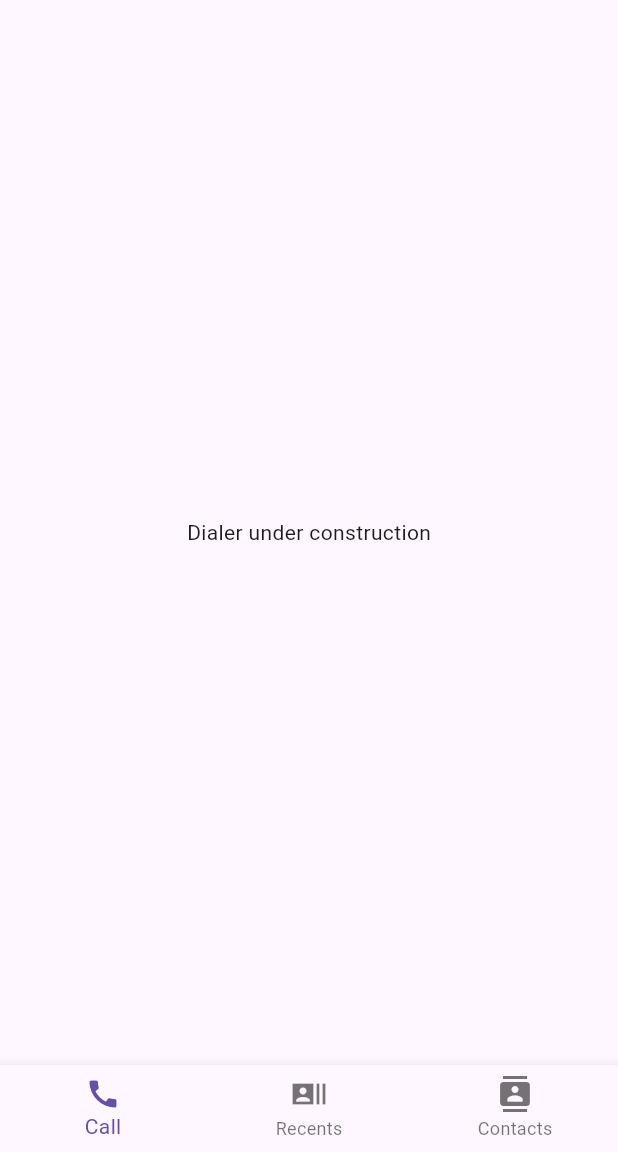
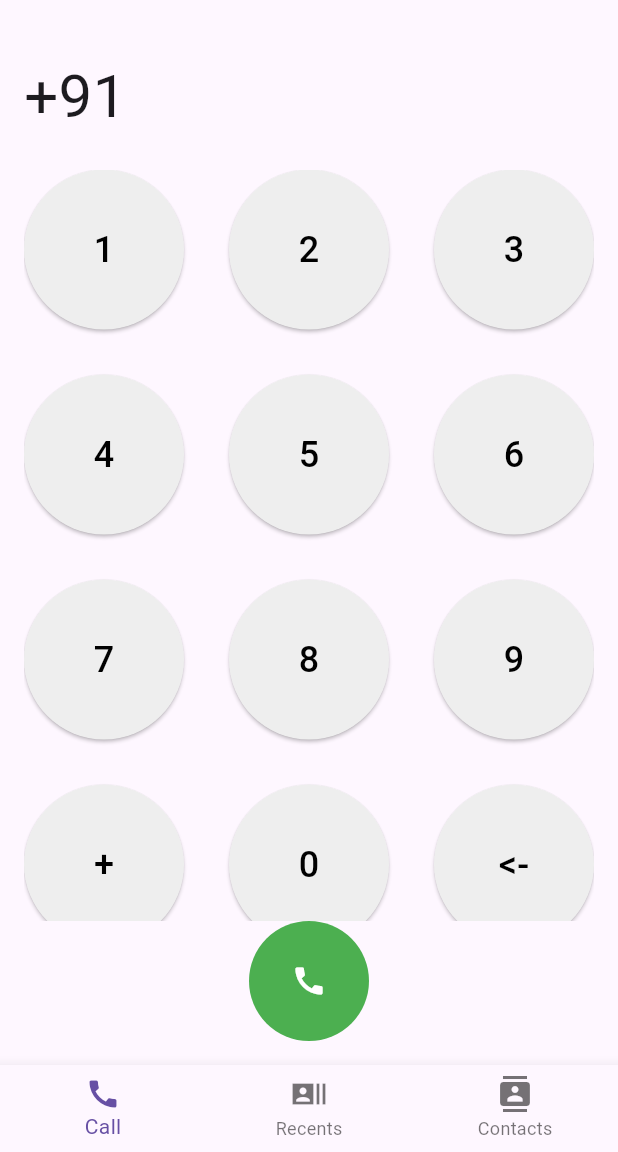
Before and after one commit to VARKOLU1729/voc_sdk, a Flutter app: the screen it shows after launch, on a phone screen of 412 x 824 dp, the part 84-1236 px from its top. Run offline on Flutter 3.47's test engine with Material 3 defaults, Android fonts, the light colour scheme and no system bars; our stand-ins replace permission_handler, stop_watch_timer.

Commit message:
dialler added

```diff
--- a/lib/Screens/call_screen.dart
+++ b/lib/Screens/call_screen.dart
@@ -63,7 +63,7 @@ class _CallScreenState extends State<CallScreen> {
     });
   }
 
-  void onLoudSpeaker() async
+  void toggleLoudSpeaker() async
   {
     await platform.invokeMethod('toggleLoudSpeaker', {'onLoud':onLoud});
     setState(() {
@@ -169,7 +169,7 @@ class _CallScreenState extends State<CallScreen> {
                     CircleAvatar(
                       radius: 30,
                       backgroundColor: Color.fromARGB(255, 26, 28, 33),
-                      child: IconButton(onPressed: onLoudSpeaker,
+                      child: IconButton(onPressed: toggleLoudSpeaker,
                           icon: Icon(onLoud ? Icons.volume_down_sharp :Icons.volume_up_outlined, color: Colors.white,size: 30,)
                       ),
                     ),
@@ -185,6 +185,7 @@ class _CallScreenState extends State<CallScreen> {
                     icon: Icon(Icons.call_end_outlined, color: Colors.black87, size: 40,), // Icon color
                     onPressed: () {
                       endCall();
+                      Navigator.pop(context);
                     },
                   ),
                 ),
--- a/lib/Screens/click_to_call.dart
+++ b/lib/Screens/click_to_call.dart
@@ -1,4 +1,5 @@
 import 'package:flutter/material.dart';
+import 'package:voc_sdk/Screens/call_screen.dart';
 
 class ClickToCall extends StatefulWidget {
   const ClickToCall({super.key});
@@ -8,10 +9,140 @@ class ClickToCall extends StatefulWidget {
 }
 
 class _ClickToCallState extends State<ClickToCall> {
+
+  String enteredContact = "";
+
+  void onButtonPressed(String char)
+  {
+    if(enteredContact.length<10) {
+      setState(() {
+        enteredContact += char;
+      });
+    }
+  }
+
+  void removeLastChar()
+  {
+    if(enteredContact.length>0) {
+      setState(() {
+        enteredContact = enteredContact.substring(0, enteredContact.length - 1);
+      });
+    }
+  }
+
+  void makeCall()
+  {
+    if(enteredContact.length==10) {
+      print("gng to call screen");
+      Navigator.of(context).push(MaterialPageRoute(
+          builder: (context) => CallScreen(contactNumber: "+91$enteredContact")));
+    }
+  }
+
+
   @override
   Widget build(BuildContext context) {
     return Scaffold(
-      body: Center(child: Text("Dialer under construction")),
+      body: Padding(
+        padding: const EdgeInsets.all(16.0),
+        child: Column(
+          mainAxisAlignment: MainAxisAlignment.center,
+          crossAxisAlignment: CrossAxisAlignment.start,
+          children: [
+            SizedBox(height: 20,),
+
+            Text("+91$enteredContact", style: TextStyle(fontSize: 40),),
+
+            SizedBox(height: 20,),
+
+            Expanded(
+              flex: 4,
+              child: GridView.builder(
+                itemCount: 12,
+                gridDelegate: SliverGridDelegateWithFixedCrossAxisCount(
+                  crossAxisCount: 3,
+                  mainAxisSpacing:30,
+                  crossAxisSpacing: 30,
+                ),
+                itemBuilder: (context, index) {
+                  if (index < 9) {
+                    return DialerButton(
+                      label: '${index + 1}',
+                      onPressed: () => onButtonPressed("${index + 1}"),
+                    );
+                  }
+
+                  // Special symbols in the last row: +, 0, *
+                  switch (index) {
+                    case 9:
+                      return DialerButton(
+                        label: '+',
+                        onPressed: () => onButtonPressed('+'),
+                      );
+                    case 10:
+                      return DialerButton(
+                        label: '0',
+                        onPressed: () => onButtonPressed('0'),
+                      );
+                    case 11:
+                      return DialerButton(
+                        label: '<-',
+                        onPressed: (){
+                          removeLastChar();
+                        },
+                      );
+                    default:
+                      return SizedBox.shrink();
+                  }
+                },
+              ),
+            ),
+            Center(
+                child: CircleAvatar(
+                  child: IconButton(
+                    onPressed: makeCall,
+                    icon:  Icon(Icons.call, color: Colors.white,),
+                  ),
+                  backgroundColor: Colors.green,
+                  radius: 40,
+                )
+            )
+          ],
+        ),
+      ),
     );
   }
 }
+
+
+
+
+class DialerButton extends StatelessWidget {
+  final String label;
+  final VoidCallback onPressed;
+  final Color? color;
+
+  const DialerButton({
+    Key? key,
+    required this.label,
+    required this.onPressed,
+    this.color
+  }) : super(key: key);
+
+  @override
+  Widget build(BuildContext context) {
+
+    return ElevatedButton(
+      style: ElevatedButton.styleFrom(
+        shape: CircleBorder(),
+        padding: EdgeInsets.all(5),
+        backgroundColor: color??Colors.grey[200],
+      ),
+      onPressed: onPressed,
+      child: Text(
+        label,
+        style: TextStyle(fontSize: 24, color: Colors.black),
+      ),
+    );
+  }
+}
```
Also changed, not shown: lib/Screens/Profile.dart (+23 -1 lines), 1 other file.
